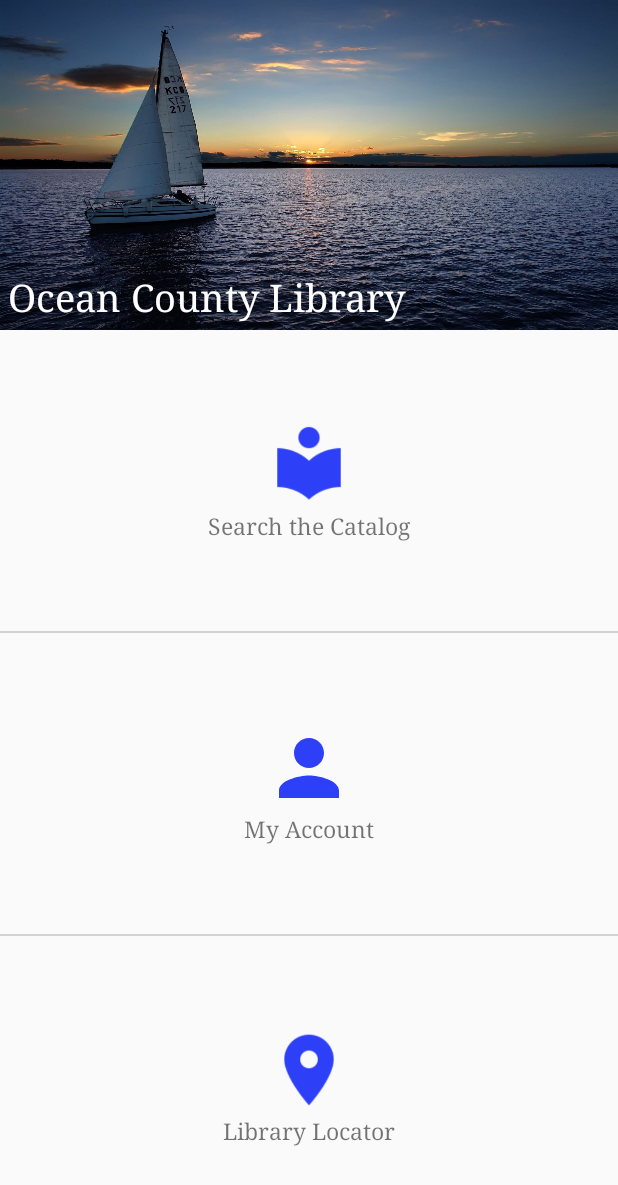
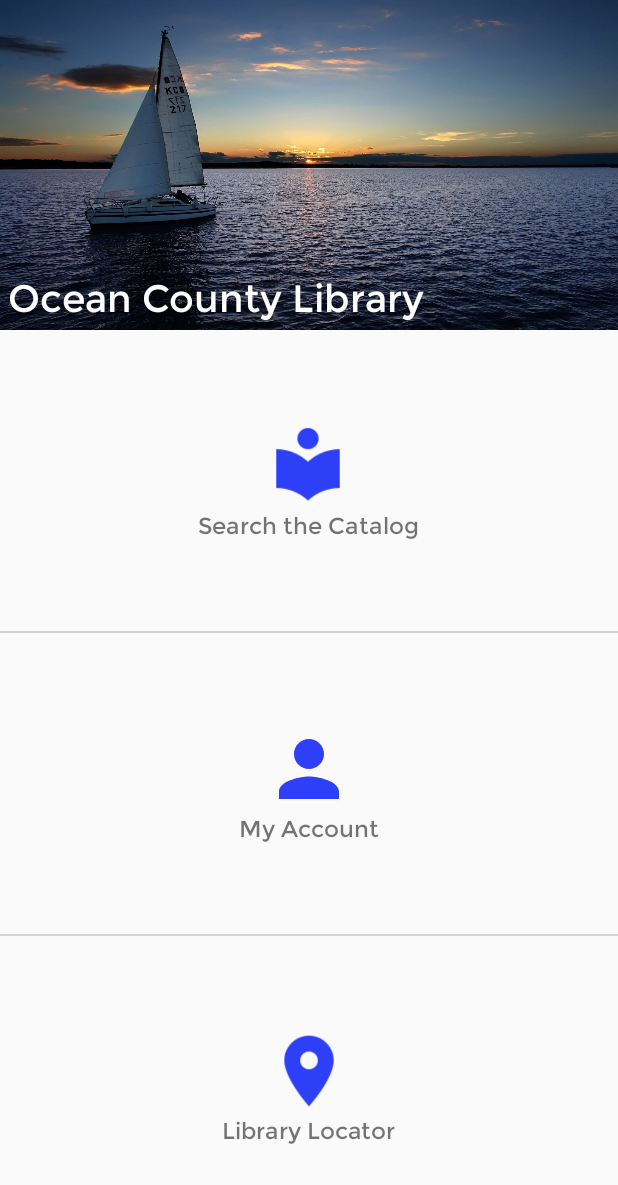
Before and after one commit to gfitz/upgraded-ocean-county-library, an Android app: the screen it shows after launch (HomeActivity), on a phone screen of 412 x 824 dp. Shown: the top 1185 px of the screen. Run offline under Robolectric (Android 15) with nearby library versions, the phone set to English and light mode, and no system bars.

Commit message:
Changed typeface

```diff
--- a/app/src/main/java/com/sunlightsoftware/android/ocean_county_library/Constant.java
+++ b/app/src/main/java/com/sunlightsoftware/android/ocean_county_library/Constant.java
@@ -1,5 +1,6 @@
 package com.sunlightsoftware.android.ocean_county_library;
 
+import android.graphics.Typeface;
 import android.net.Uri;
 
 /**
@@ -7,8 +8,12 @@ import android.net.Uri;
  */
 
 public class Constant {
+
+    //Library URLS
     public static final Uri searchTheCatalogURL = Uri
             .parse("https://pac.theoceancountylibrary.org/Mobile/Search/Advanced");
     public static final Uri myAccountURL = Uri
             .parse("https://pac.theoceancountylibrary.org/Mobile/MyAccount/Logon");
+
+
 }
--- a/app/src/main/java/com/sunlightsoftware/android/ocean_county_library/components/view_components/homebutton/HomeButton.java
+++ b/app/src/main/java/com/sunlightsoftware/android/ocean_county_library/components/view_components/homebutton/HomeButton.java
@@ -1,6 +1,7 @@
 package com.sunlightsoftware.android.ocean_county_library.components.view_components.homebutton;
 
 import android.content.Context;
+import android.graphics.Typeface;
 import android.util.AttributeSet;
 import android.view.View;
 import android.widget.Button;
@@ -41,6 +42,8 @@ public class HomeButton extends RelativeLayout {
 
         mHomeButtonIcon = (ImageView) findViewById(R.id.home_button_icon);
         mHomeButtonDescription = (TextView) findViewById(R.id.home_button_description);
+        mHomeButtonDescription.setTypeface(Typeface
+                .createFromAsset(getContext().getAssets(), "fonts/Montserrat-Regular.ttf"));
         mButton = (Button) findViewById(R.id.home_button);
     }
 
--- a/app/src/main/java/com/sunlightsoftware/android/ocean_county_library/modules/home/HomeFragment.java
+++ b/app/src/main/java/com/sunlightsoftware/android/ocean_county_library/modules/home/HomeFragment.java
@@ -1,6 +1,7 @@
 package com.sunlightsoftware.android.ocean_county_library.modules.home;
 
 import android.content.Intent;
+import android.graphics.Typeface;
 import android.net.Uri;
 import android.os.Bundle;
 import android.support.annotation.Nullable;
@@ -9,6 +10,7 @@ import android.support.v7.app.AppCompatActivity;
 import android.view.LayoutInflater;
 import android.view.View;
 import android.view.ViewGroup;
+import android.widget.TextView;
 
 import com.sunlightsoftware.android.ocean_county_library.Constant;
 import com.sunlightsoftware.android.ocean_county_library.R;
@@ -21,6 +23,7 @@ import com.sunlightsoftware.android.ocean_county_library.modules.library_website
 
 public class HomeFragment extends Fragment {
     private static final String TAG = "HomeFragment";
+    private TextView mBannerTextView;
     private HomeButton mMyAccountButton;
     private HomeButton mLibraryLocatorButton;
     private HomeButton mSearchTheCatalogButton;
@@ -40,6 +43,9 @@ public class HomeFragment extends Fragment {
     @Override
     public View onCreateView(LayoutInflater inflater, @Nullable ViewGroup container, @Nullable Bundle savedInstanceState) {
         View v = inflater.inflate(R.layout.fragment_home, container, false);
+
+        mBannerTextView = (TextView) v.findViewById(R.id.home_banner_text_view);
+        mBannerTextView.setTypeface(Typeface.createFromAsset(getActivity().getAssets(), "fonts/Montserrat-Regular.ttf"));
 
         mSearchTheCatalogButton = (HomeButton) v.findViewById(R.id.search_the_catalog_button);
         mSearchTheCatalogButton.setImageResource(R.drawable.searchthecatalog);
--- a/app/src/main/res/layout/fragment_home.xml
+++ b/app/src/main/res/layout/fragment_home.xml
@@ -16,13 +16,13 @@
             android:src="@raw/sailboat"/>
 
         <TextView
+            android:id="@+id/home_banner_text_view"
             android:layout_width="wrap_content"
             android:layout_height="wrap_content"
             android:padding="5dp"
             android:text="@string/ocean_county_library"
             android:layout_alignParentBottom="true"
             android:textColor="@color/white"
-            android:typeface="serif"
             android:textSize="25sp"/>
 
     </RelativeLayout>
```
Also changed, not shown: app/src/main/assets/fonts/Montserrat-Bold.ttf (added), app/src/main/assets/fonts/Montserrat-Regular.ttf (added).
